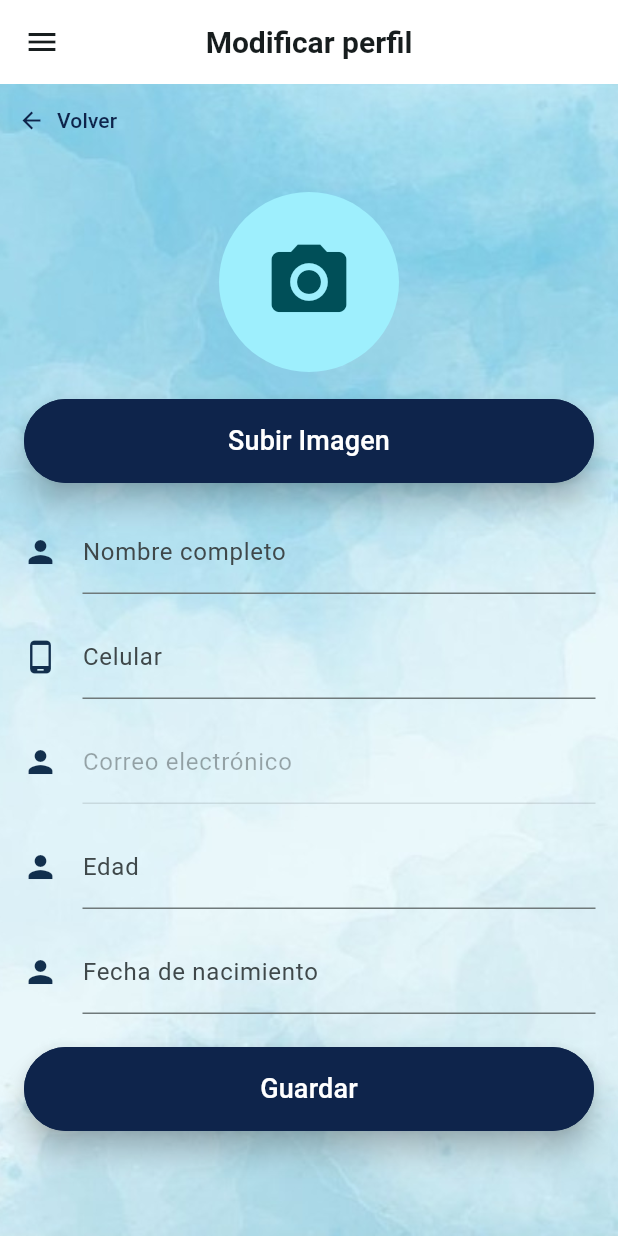
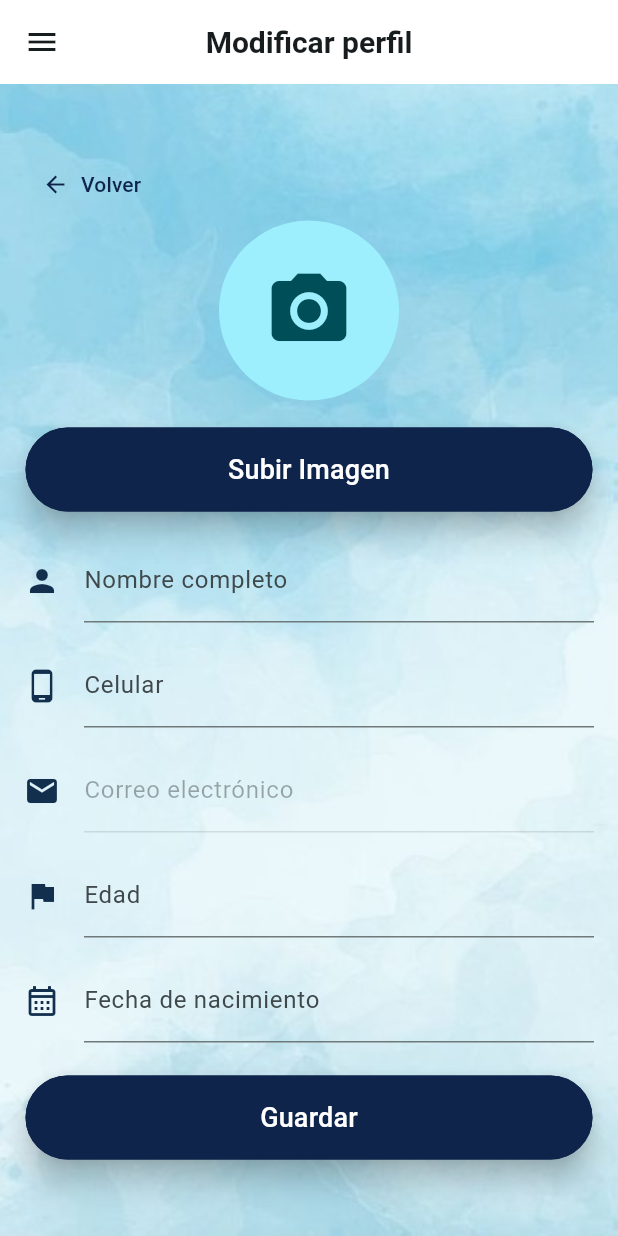
Before and after one commit to LearningSigns/project, a Flutter app: the ProfileScreen screen opened by its route, on a phone screen of 412 x 824 dp. Run offline on Flutter 3.47's test engine with Material 3 defaults, Android fonts, the light colour scheme and no system bars; our stand-ins replace cloud_firestore, firebase_auth, firebase_core, firebase_storage, font_awesome_flutter, image_picker and 2 more; missing offline and left inert: dart:ffi, gif, toasty_box; accounts and stored records are empty; network calls fail.

Commit message:
fix login and profile

```diff
--- a/lib/src/screens/Login/LoginScreen.dart
+++ b/lib/src/screens/Login/LoginScreen.dart
@@ -58,7 +58,7 @@ class _LoginScreenState extends State<LoginScreen> {
                 color: ColorsApp.white,
                 shadowColor: ColorsApp.textColor,
                 child: Padding(
-                  padding: const EdgeInsets.all(24.0),
+                  padding: const EdgeInsets.all(18.0),
                   child: SizedBox(
                     height: 500,
                     child: Align(
--- a/lib/src/screens/profile/profile.dart
+++ b/lib/src/screens/profile/profile.dart
@@ -229,28 +229,30 @@ class _ProfileScreenState extends State<ProfileScreen> {
       body: Stack(
         children: [
           const BackgroundImage(),
-          TextButton.icon(
-              onPressed: () {
-                print('onPressed');
-                Navigator.pushNamed(context, 'profile');
-              },
-              icon: const Icon(Icons.arrow_back),
-              label: const Text("Volver"),
-              style: ButtonStyle(
-                foregroundColor:
-                    MaterialStateProperty.all<Color>(ColorsApp.secondary),
-              )),
           Align(
             alignment: Alignment.center,
             child: SingleChildScrollView(
               child: Container(
                 width: MediaQuery.of(context).size.width,
                 margin: const EdgeInsets.symmetric(
-                    horizontal: 15.0, vertical: 45.0),
+                    horizontal: 16.0, vertical: 8.0),
                 child: Column(
                   mainAxisAlignment: MainAxisAlignment.center,
                   children: [
-                    const SizedBox(height: 10.0),
+                    Align(
+                      alignment: Alignment.topLeft,
+                      child: TextButton.icon(
+                          onPressed: () {
+                            print('onPressed');
+                            Navigator.pushNamed(context, 'profile');
+                          },
+                          icon: const Icon(Icons.arrow_back),
+                          label: const Text("Volver"),
+                          style: ButtonStyle(
+                            foregroundColor: MaterialStateProperty.all<Color>(
+                                ColorsApp.secondary),
+                          )),
+                    ),
                     GestureDetector(
                       onTap: _pickImage,
                       child: CircleAvatar(
@@ -299,7 +301,7 @@ class _ProfileScreenState extends State<ProfileScreen> {
                         ),
                         const SizedBox(height: 10.0),
                         CustomTextFormField(
-                          icon: Icons.person,
+                          icon: Icons.mail,
                           iconColor: ColorsApp.textColor,
                           hintText: 'Ingresa tu correo electrónico',
                           labelText: 'Correo electrónico',
@@ -309,7 +311,7 @@ class _ProfileScreenState extends State<ProfileScreen> {
                         ),
                         const SizedBox(height: 10.0),
                         CustomTextFormField(
-                          icon: Icons.person,
+                          icon: Icons.flag,
                           iconColor: ColorsApp.textColor,
                           hintText: 'Ingresa tu edad',
                           labelText: 'Edad',
@@ -319,7 +321,7 @@ class _ProfileScreenState extends State<ProfileScreen> {
                         ),
                         const SizedBox(height: 10.0),
                         CustomTextFormField(
-                          icon: Icons.person,
+                          icon: Icons.calendar_month_outlined,
                           iconColor: ColorsApp.textColor,
                           hintText: 'Ingresa tu fecha de nacimiento',
                           labelText: 'Fecha de nacimiento',
```
